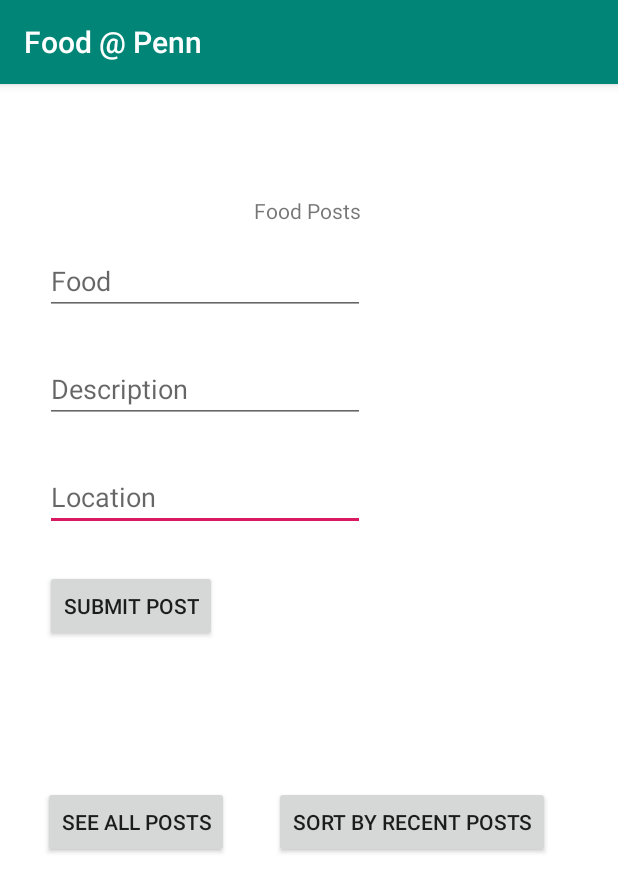
After one commit to robintan98/food-at-penn, an Android app: the CreatePostsActivity screen opened directly, with no data from a screen before it, on a phone screen of 412 x 824 dp. The commit adds this screen. Shown: the top 892 px of the screen. Run offline under Robolectric (Android 15) with nearby library versions, the phone set to English and light mode, and no system bars.

Commit message:
committing iteration 1 again

```diff
--- a/FoodPenn/app/src/main/AndroidManifest.xml
+++ b/FoodPenn/app/src/main/AndroidManifest.xml
@@ -21,6 +21,8 @@
         <activity android:name="com.foodatpenn.RegistrationActivity" />
         <activity android:name="com.foodatpenn.ModifyPageActivity"/>
         <activity android:name="com.foodatpenn.ModifyActivity"/>
+        <activity android:name="com.foodatpenn.AllPostsActivity"/>
+        <activity android:name="com.foodatpenn.CreatePostsActivity"/>
 
     </application>
 
--- a/FoodPenn/app/src/main/java/com/foodatpenn/LandingPageActivity.java
+++ b/FoodPenn/app/src/main/java/com/foodatpenn/LandingPageActivity.java
@@ -37,6 +37,11 @@ public class LandingPageActivity extends AppCompatActivity {
         startActivityForResult(i, 2);
     }
 
+    public void moveToPosts(View view) {
+        Intent i = new Intent(this, CreatePostsActivity.class);
+        startActivityForResult(i, 2);
+    }
+
     @Override
     protected void onActivityResult(int requestCode, int resultCode, Intent data) {
         super.onActivityResult(requestCode, resultCode, data);
--- /dev/null
+++ b/FoodPenn/app/src/main/res/layout/create_posts_activity.xml
@@ -0,0 +1,101 @@
+<?xml version="1.0" encoding="utf-8"?>
+<androidx.constraintlayout.widget.ConstraintLayout xmlns:android="http://schemas.android.com/apk/res/android"
+    xmlns:app="http://schemas.android.com/apk/res-auto"
+    xmlns:tools="http://schemas.android.com/tools"
+    android:layout_width="match_parent"
+
+    android:layout_height="match_parent"
+    android:background="#FFFFFF"
+    android:backgroundTint="#FFFFFF"
+    tools:context="com.foodatpenn.CreatePostsActivity">
+
+    <EditText
+        android:id="@+id/locationFood"
+        android:layout_width="wrap_content"
+        android:layout_height="wrap_content"
+        android:ems="10"
+        android:hint="Location"
+        app:layout_constraintBottom_toBottomOf="parent"
+        app:layout_constraintEnd_toEndOf="parent"
+        app:layout_constraintHorizontal_bias="0.15"
+        app:layout_constraintStart_toStartOf="parent"
+        app:layout_constraintTop_toTopOf="parent"
+        app:layout_constraintVertical_bias="0.35" />
+
+    <Button
+        android:id="@+id/submitButton"
+        android:layout_width="wrap_content"
+        android:layout_height="wrap_content"
+        android:text="Submit Post"
+        app:layout_constraintBottom_toBottomOf="parent"
+        app:layout_constraintEnd_toEndOf="parent"
+        app:layout_constraintHorizontal_bias="0.1"
+        app:layout_constraintStart_toStartOf="parent"
+        app:layout_constraintTop_toTopOf="parent"
+        app:layout_constraintVertical_bias="0.45" />
+
+    <Button
+        android:id="@+id/sortRecentPosts"
+        android:layout_width="wrap_content"
+        android:layout_height="wrap_content"
+        android:text="Sort By Recent Posts"
+        android:onClick = "sortRecentPosts"
+        app:layout_constraintBottom_toBottomOf="parent"
+        app:layout_constraintEnd_toEndOf="parent"
+        app:layout_constraintHorizontal_bias="0.8"
+        app:layout_constraintStart_toStartOf="parent"
+        app:layout_constraintTop_toTopOf="parent"
+        app:layout_constraintVertical_bias="0.65" />
+
+    <Button
+        android:id="@+id/seePosts"
+        android:layout_width="wrap_content"
+        android:layout_height="wrap_content"
+        android:text="See all Posts"
+        android:onClick = "moveToSeeAllPosts"
+        app:layout_constraintBottom_toBottomOf="parent"
+        app:layout_constraintEnd_toEndOf="parent"
+        app:layout_constraintHorizontal_bias="0.1"
+        app:layout_constraintStart_toStartOf="parent"
+        app:layout_constraintTop_toTopOf="parent"
+        app:layout_constraintVertical_bias="0.65" />
+
+    <EditText
+        android:id="@+id/description"
+        android:layout_width="wrap_content"
+        android:layout_height="wrap_content"
+        android:ems="10"
+        android:hint="Description"
+        app:layout_constraintBottom_toBottomOf="parent"
+        app:layout_constraintEnd_toEndOf="parent"
+        app:layout_constraintHorizontal_bias="0.15"
+        app:layout_constraintStart_toStartOf="parent"
+        app:layout_constraintTop_toTopOf="parent"
+        app:layout_constraintVertical_bias="0.25" />
+
+    <EditText
+        android:id="@+id/food"
+        android:layout_width="wrap_content"
+        android:layout_height="wrap_content"
+        android:ems="10"
+        android:hint="Food"
+        app:layout_constraintBottom_toBottomOf="parent"
+        app:layout_constraintEnd_toEndOf="parent"
+        app:layout_constraintHorizontal_bias="0.15"
+        app:layout_constraintStart_toStartOf="parent"
+        app:layout_constraintTop_toTopOf="parent"
+        app:layout_constraintVertical_bias="0.15" />
+
+    <TextView
+        android:id="@+id/simpleTextView"
+        android:layout_width="wrap_content"
+        android:layout_height="wrap_content"
+        android:text="Food Posts"
+        app:layout_constraintBottom_toBottomOf="parent"
+        app:layout_constraintHorizontal_bias="0.498"
+        app:layout_constraintLeft_toLeftOf="parent"
+        app:layout_constraintRight_toRightOf="parent"
+        app:layout_constraintTop_toTopOf="parent"
+        app:layout_constraintVertical_bias="0.1" />
+
+</androidx.constraintlayout.widget.ConstraintLayout>
```
Also changed, not shown: FoodPenn/app/src/main/java/com/foodatpenn/AllPostsActivity.java (added, +34 -0 lines), FoodPenn/app/src/main/java/com/foodatpenn/CreatePostsActivity.java (added, +143 -0 lines), FoodPenn/app/src/main/res/layout/activity_landing_page.xml (+17 -4 lines), FoodPenn/app/src/main/res/layout/all_posts_activity.xml (added, +22 -0 lines).
